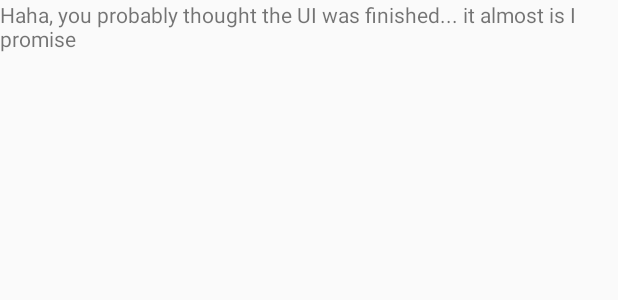
After one commit to blakedgordon/ProjectMeetings-android, an Android app: the layout activity_meetinglist.xml on its own in the app's theme, with its tools: preview values and no code run, on a phone screen of 412 x 824 dp. The commit adds this screen. Shown: the top 300 px of the screen. Run offline under Robolectric (Android 15) with nearby library versions, the phone set to English and light mode, and no system bars.

```diff
--- a/app/src/main/AndroidManifest.xml
+++ b/app/src/main/AndroidManifest.xml
@@ -27,6 +27,7 @@
             </intent-filter>
         </activity>
         <activity android:name=".FolderViewActivity"/>
+        <activity android:name=".MeetingListActivity"/>
         <activity
             android:name=".NewRecordingActivity"
             android:parentActivityName=".FolderViewActivity">
--- a/app/src/main/java/edu/calbaptist/android/projectmeetings/MainActivity.java
+++ b/app/src/main/java/edu/calbaptist/android/projectmeetings/MainActivity.java
@@ -102,9 +102,10 @@ public class MainActivity extends AppCompatActivity
                 Context.MODE_PRIVATE);
         if(prefs.getBoolean("isSignedIn",false)){
             if(prefs.getBoolean("hasSelectedFolder",false)){
-                //TODO: Swttich activity to MeetingList
+                Intent transfer = new Intent(this, MeetingListActivity.class);
+                startActivity(transfer);
             }
-            if (prefs.getString(PREF_ACCOUNT_NAME, null) != null) {
+            else{
                 Intent transfer = new Intent(this, FolderViewActivity.class);
                 startActivity(transfer);
             }
--- a/app/src/main/res/layout/activity_folderview.xml
+++ b/app/src/main/res/layout/activity_folderview.xml
@@ -23,7 +23,8 @@
         android:id="@+id/fragment1"
         android:name="edu.calbaptist.android.projectmeetings.FolderListFragment"
         android:layout_width="match_parent"
-        android:layout_height="match_parent" />
+        android:layout_height="match_parent"
+        android:layout_below="@id/CreateFolder" />
 
     <!--<TextView-->
         <!--android:id="@+id/display_text"-->
--- /dev/null
+++ b/app/src/main/res/layout/activity_meetinglist.xml
@@ -0,0 +1,11 @@
+<?xml version="1.0" encoding="utf-8"?>
+<android.support.constraint.ConstraintLayout
+    xmlns:android="http://schemas.android.com/apk/res/android" android:layout_width="match_parent"
+    android:layout_height="match_parent">
+
+    <TextView
+        android:layout_width="match_parent"
+        android:layout_height="wrap_content"
+        android:text="Haha, you probably thought the UI was finished... it almost is I promise"/>
+
+</android.support.constraint.ConstraintLayout>
```
Also changed, not shown: app/src/main/java/edu/calbaptist/android/projectmeetings/FolderListFragment.java (+28 -12 lines), app/src/main/java/edu/calbaptist/android/projectmeetings/FolderViewActivity.java (+0 -111 lines), app/src/main/java/edu/calbaptist/android/projectmeetings/MeetingListActivity.java (added, +16 -0 lines), 1 other file.
